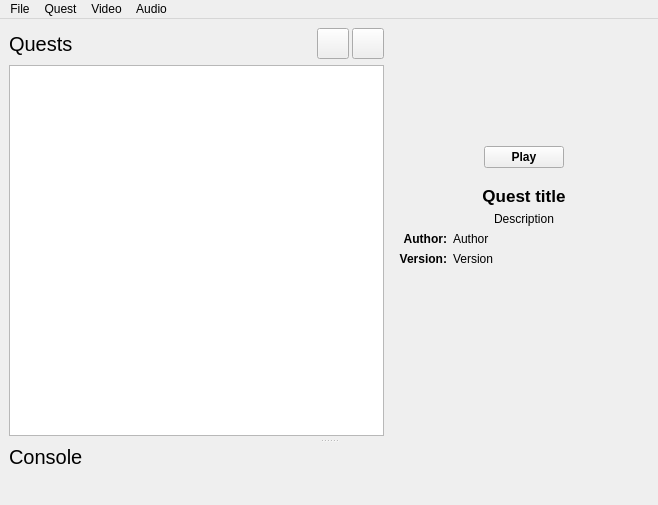
solarus-games/solarus, file gui/src/main_window.ui: the form before one commit.
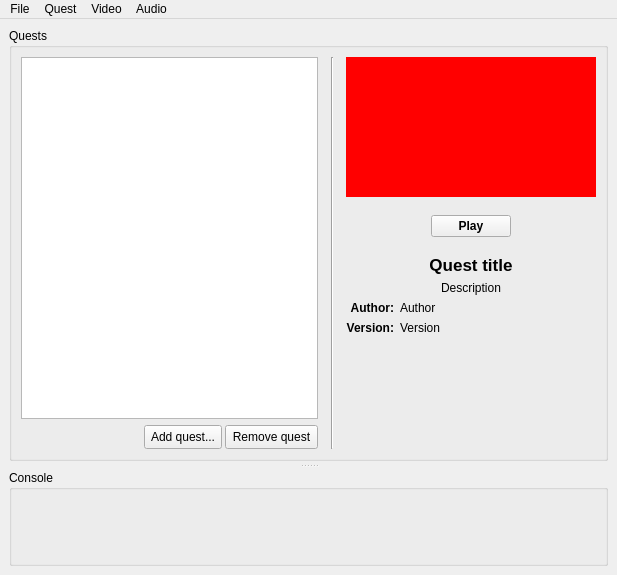
The form after the commit. Icons and pictures are not drawn. Custom widgets are drawn as their Qt base class.

Patch:
```diff
--- a/gui/src/main_window.ui
+++ b/gui/src/main_window.ui
@@ -6,8 +6,8 @@
    <rect>
     <x>0</x>
     <y>0</y>
-    <width>658</width>
-    <height>505</height>
+    <width>617</width>
+    <height>575</height>
    </rect>
   </property>
   <property name="minimumSize">
@@ -20,13 +20,7 @@
    <string>Solarus</string>
   </property>
   <property name="styleSheet">
-   <string notr="true">QLabel#quests_title_label, 
-QLabel#console_title_label {
-	font-size: 15pt;
-	font-weight: 200;
-}
-
-QLabel#quest_title_value {
+   <string notr="true">QLabel#quest_title_value {
 	font-size: 13pt;
 	font-weight: bold;
 }
@@ -57,7 +51,7 @@
          <height>300</height>
         </size>
        </property>
-       <layout class="QGridLayout" name="top_widget_layout" columnstretch="0,0,0,0">
+       <layout class="QGridLayout" name="top_widget_layout" columnstretch="0,0">
         <property name="leftMargin">
          <number>0</number>
         </property>
@@ -73,29 +67,25 @@
         <property name="spacing">
          <number>6</number>
         </property>
-        <item row="1" column="0" colspan="2">
-         <widget class="SolarusGui::QuestsView" name="quests_view">
-          <property name="editTriggers">
-           <set>QAbstractItemView::NoEditTriggers</set>
-          </property>
-          <property name="showDropIndicator" stdset="0">
-           <bool>false</bool>
-          </property>
-          <property name="selectionMode">
-           <enum>QAbstractItemView::SingleSelection</enum>
-          </property>
-          <property name="selectionBehavior">
-           <enum>QAbstractItemView::SelectRows</enum>
-          </property>
-          <property name="spacing">
-           <number>0</number>
-          </property>
-          <property name="uniformItemSizes">
-           <bool>true</bool>
-          </property>
-         </widget>
-        </item>
         <item row="0" column="0" colspan="2">
+         <widget class="QGroupBox" name="questsGroupBox">
+          <property name="title">
+           <string>Quests</string>
+          </property>
+          <layout class="QGridLayout" name="gridLayout" rowstretch="1,0,0">
+           <property name="leftMargin">
+            <number>9</number>
+           </property>
+           <property name="topMargin">
+            <number>9</number>
+           </property>
+           <property name="rightMargin">
+            <number>9</number>
+           </property>
+           <property name="bottomMargin">
+            <number>9</number>
+           </property>
+           <item row="2" column="0">
          <layout class="QHBoxLayout" name="quest_title_layout">
           <property name="spacing">
            <number>3</number>
@@ -112,24 +102,14 @@
           <property name="bottomMargin">
            <number>0</number>
           </property>
-          <item>
-           <widget class="QLabel" name="quests_title_label">
-            <property name="text">
-             <string>Quests</string>
-            </property>
-           </widget>
-          </item>
           <item>
            <spacer name="horizontalSpacer">
             <property name="orientation">
              <enum>Qt::Horizontal</enum>
             </property>
-            <property name="sizeType">
-             <enum>QSizePolicy::MinimumExpanding</enum>
-            </property>
             <property name="sizeHint" stdset="0">
              <size>
-              <width>40</width>
+                 <width>0</width>
               <height>0</height>
              </size>
             </property>
@@ -137,41 +117,90 @@
           </item>
           <item>
            <widget class="QToolButton" name="add_button">
+               <property name="sizePolicy">
+                <sizepolicy hsizetype="Fixed" vsizetype="Fixed">
+                 <horstretch>0</horstretch>
+                 <verstretch>0</verstretch>
+                </sizepolicy>
+               </property>
+               <property name="minimumSize">
+                <size>
+                 <width>24</width>
+                 <height>24</height>
+                </size>
+               </property>
             <property name="toolTip">
              <string>Add quest</string>
             </property>
+               <property name="text">
+                <string>Add quest...</string>
+               </property>
             <property name="icon">
              <iconset resource="../resources/images.qrc">
               <normaloff>:/images/icon_add.png</normaloff>:/images/icon_add.png</iconset>
             </property>
             <property name="iconSize">
              <size>
-              <width>24</width>
-              <height>24</height>
-             </size>
-            </property>
+                 <width>16</width>
+                 <height>16</height>
+                </size>
+               </property>
+               <property name="toolButtonStyle">
+                <enum>Qt::ToolButtonTextBesideIcon</enum>
+               </property>
            </widget>
           </item>
           <item>
            <widget class="QToolButton" name="remove_button">
+               <property name="sizePolicy">
+                <sizepolicy hsizetype="Fixed" vsizetype="Fixed">
+                 <horstretch>0</horstretch>
+                 <verstretch>0</verstretch>
+                </sizepolicy>
+               </property>
+               <property name="minimumSize">
+                <size>
+                 <width>24</width>
+                 <height>24</height>
+                </size>
+               </property>
             <property name="toolTip">
              <string>Remove quest</string>
             </property>
+               <property name="text">
+                <string>Remove quest</string>
+               </property>
             <property name="icon">
              <iconset resource="../resources/images.qrc">
               <normaloff>:/images/icon_remove.png</normaloff>:/images/icon_remove.png</iconset>
             </property>
             <property name="iconSize">
              <size>
-              <width>24</width>
-              <height>24</height>
-             </size>
-            </property>
+                 <width>16</width>
+                 <height>16</height>
+                </size>
+               </property>
+               <property name="toolButtonStyle">
+                <enum>Qt::ToolButtonTextBesideIcon</enum>
+               </property>
            </widget>
           </item>
          </layout>
         </item>
-        <item row="0" column="3" rowspan="2">
+           <item row="0" column="1" rowspan="3">
+            <widget class="Line" name="line">
+             <property name="minimumSize">
+              <size>
+               <width>16</width>
+               <height>0</height>
+              </size>
+             </property>
+             <property name="orientation">
+              <enum>Qt::Vertical</enum>
+             </property>
+            </widget>
+           </item>
+           <item row="0" column="2" rowspan="3">
          <widget class="QWidget" name="quest_info_panel" native="true">
           <property name="sizePolicy">
            <sizepolicy hsizetype="Fixed" vsizetype="Preferred">
@@ -191,7 +220,37 @@
             <height>16777215</height>
            </size>
           </property>
-          <layout class="QVBoxLayout" name="verticalLayout_2" stretch="0,0,0,0,0,0,0,1">
+             <layout class="QVBoxLayout" name="verticalLayout_2">
+              <property name="spacing">
+               <number>6</number>
+              </property>
+              <property name="leftMargin">
+               <number>0</number>
+              </property>
+              <property name="topMargin">
+               <number>0</number>
+              </property>
+              <property name="rightMargin">
+               <number>0</number>
+              </property>
+              <property name="bottomMargin">
+               <number>0</number>
+              </property>
+              <item>
+               <widget class="QWidget" name="quest_box_container" native="true">
+                <property name="sizePolicy">
+                 <sizepolicy hsizetype="Preferred" vsizetype="Fixed">
+                  <horstretch>0</horstretch>
+                  <verstretch>0</verstretch>
+                 </sizepolicy>
+                </property>
+                <property name="styleSheet">
+                 <string notr="true">background: red;</string>
+                </property>
+                <layout class="QVBoxLayout" name="verticalLayout">
+                 <property name="spacing">
+                  <number>0</number>
+                 </property>
            <property name="leftMargin">
             <number>0</number>
            </property>
@@ -214,14 +273,14 @@
              </property>
              <property name="minimumSize">
               <size>
-               <width>0</width>
-               <height>100</height>
+                     <width>200</width>
+                     <height>140</height>
               </size>
              </property>
              <property name="maximumSize">
               <size>
                <width>16777215</width>
-               <height>100</height>
+                     <height>140</height>
               </size>
              </property>
              <property name="text">
@@ -232,6 +291,9 @@
              </property>
             </widget>
            </item>
+                </layout>
+               </widget>
+              </item>
            <item>
             <spacer name="verticalSpacer_1">
              <property name="orientation">
@@ -293,6 +355,12 @@
                 <iconset resource="../resources/images.qrc">
                  <normaloff>:/images/icon_start.png</normaloff>:/images/icon_start.png</iconset>
                </property>
+                  <property name="iconSize">
+                   <size>
+                    <width>16</width>
+                    <height>16</height>
+                   </size>
+                  </property>
                <property name="autoDefault">
                 <bool>false</bool>
                </property>
@@ -433,26 +501,41 @@
           </layout>
          </widget>
         </item>
-        <item row="1" column="2">
-         <spacer name="top_widget_horizontal_spacer">
-          <property name="orientation">
-           <enum>Qt::Horizontal</enum>
-          </property>
-          <property name="sizeType">
-           <enum>QSizePolicy::Fixed</enum>
-          </property>
-          <property name="sizeHint" stdset="0">
-           <size>
-            <width>9</width>
-            <height>0</height>
-           </size>
-          </property>
-         </spacer>
+           <item row="0" column="0" rowspan="2">
+            <widget class="SolarusGui::QuestsView" name="quests_view">
+             <property name="editTriggers">
+              <set>QAbstractItemView::NoEditTriggers</set>
+             </property>
+             <property name="showDropIndicator" stdset="0">
+              <bool>false</bool>
+             </property>
+             <property name="selectionMode">
+              <enum>QAbstractItemView::SingleSelection</enum>
+             </property>
+             <property name="selectionBehavior">
+              <enum>QAbstractItemView::SelectRows</enum>
+             </property>
+             <property name="movement">
+              <enum>QListView::Static</enum>
+             </property>
+             <property name="spacing">
+              <number>0</number>
+             </property>
+             <property name="uniformItemSizes">
+              <bool>true</bool>
+             </property>
+            </widget>
+           </item>
+          </layout>
+         </widget>
         </item>
        </layout>
       </widget>
       <widget class="QWidget" name="bottom_widget" native="true">
-       <layout class="QVBoxLayout" name="bottom_widget_layout" stretch="0,1">
+       <layout class="QVBoxLayout" name="bottom_widget_layout" stretch="0">
+        <property name="spacing">
+         <number>6</number>
+        </property>
         <property name="leftMargin">
          <number>0</number>
         </property>
@@ -466,14 +549,23 @@
          <number>0</number>
         </property>
         <item>
-         <widget class="QLabel" name="console_title_label">
-          <property name="text">
+         <widget class="QGroupBox" name="groupBox">
+          <property name="title">
            <string>Console</string>
           </property>
-         </widget>
-        </item>
+          <layout class="QVBoxLayout" name="verticalLayout_4">
         <item>
-         <widget class="SolarusGui::Console" name="console" native="true"/>
+            <widget class="SolarusGui::Console" name="console" native="true">
+             <property name="minimumSize">
+              <size>
+               <width>0</width>
+               <height>30</height>
+              </size>
+             </property>
+            </widget>
+           </item>
+          </layout>
+         </widget>
         </item>
        </layout>
       </widget>
@@ -486,7 +578,7 @@
     <rect>
      <x>0</x>
      <y>0</y>
-     <width>658</width>
+     <width>617</width>
      <height>27</height>
     </rect>
    </property>
```
Lines whose indentation alone changed are shown as unchanged.
